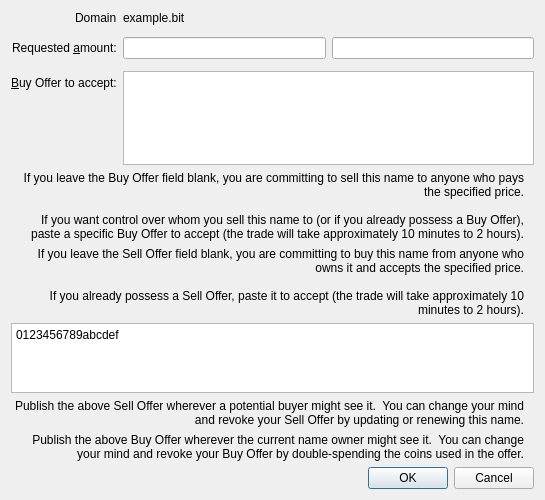
Before: the Qt Designer form electrum_nmc/electrum/gui/qt/forms/tradenamedialog.ui in sevenrats/electrum-nmc, drawn with Qt 5.
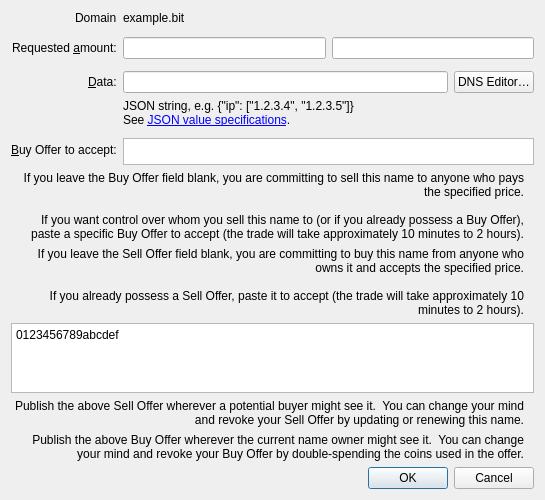
After: the same form once the commit is applied.

Commit message: Namecoin / Qt: Add "value" field to name_buy GUI

```diff
--- a/electrum_nmc/electrum/gui/qt/forms/tradenamedialog.ui
+++ b/electrum_nmc/electrum/gui/qt/forms/tradenamedialog.ui
@@ -72,9 +72,55 @@
        </property>
       </widget>
      </item>
-     <!--
      <item row="5" column="1">
-      <widget class="QLabel" name="label_4">
+      <spacer name="verticalSpacer">
+       <property name="orientation">
+        <enum>Qt::Vertical</enum>
+       </property>
+       <property name="sizeHint" stdset="0">
+        <size>
+         <width>20</width>
+         <height>16</height>
+        </size>
+       </property>
+      </spacer>
+     </item>
+     <item row="6" column="0">
+      <widget class="QLabel" name="dataLabel">
+       <property name="text">
+        <string>&amp;Data:</string>
+       </property>
+       <property name="alignment">
+        <set>Qt::AlignLeading|Qt::AlignLeft|Qt::AlignVCenter</set>
+       </property>
+       <property name="buddy">
+        <cstring>dataEdit</cstring>
+       </property>
+      </widget>
+     </item>
+     <item row="6" column="1">
+      <layout class="QHBoxLayout" name="dataEditHorizontalLayout">
+       <item>
+        <widget class="QLineEdit" name="dataEdit">
+         <property name="toolTip">
+          <string>Enter JSON string that will be associated with the name</string>
+         </property>
+         <property name="maxLength">
+          <number>520</number>
+         </property>
+        </widget>
+       </item>
+       <item>
+        <widget class="QPushButton" name="btnDNSEditor">
+         <property name="text">
+          <string>DNS Editor&#8230;</string>
+         </property>
+        </widget>
+       </item>
+      </layout>
+     </item>
+     <item row="7" column="1">
+      <widget class="QLabel" name="dataHintLabel">
        <property name="text">
         <string>JSON string, e.g. {&amp;quot;ip&amp;quot;: [&amp;quot;1.2.3.4&amp;quot;, &amp;quot;1.2.3.5&amp;quot;]}&lt;br&gt;See &lt;a href=&quot;https://github.com/namecoin/proposals&quot;&gt;JSON value specifications&lt;/a&gt;.</string>
        </property>
@@ -83,8 +129,7 @@
        </property>
       </widget>
      </item>
-     -->
-     <item row="6" column="1">
+     <item row="8" column="1">
       <spacer name="verticalSpacer">
        <property name="orientation">
         <enum>Qt::Vertical</enum>
@@ -97,7 +142,7 @@
        </property>
       </spacer>
      </item>
-     <item row="7" column="0">
+     <item row="9" column="0">
       <widget class="QLabel" name="labelOffer">
        <property name="text">
         <string>&amp;Buy Offer to accept:</string>
@@ -107,7 +152,7 @@
        </property>
       </widget>
      </item>
-     <item row="7" column="1">
+     <item row="9" column="1">
       <layout class="QHBoxLayout" name="offerLayout">
        <property name="spacing">
         <number>0</number>
@@ -122,7 +167,7 @@
       </layout>
      </item>
      <!--
-     <item row="8" column="1">
+     <item row="10" column="1">
       <widget class="QLabel" name="labelOfferHint">
        <property name="text">
         <string>(Leave empty if creating a new offer.)</string>
```
The commit also changes 2 other files.
